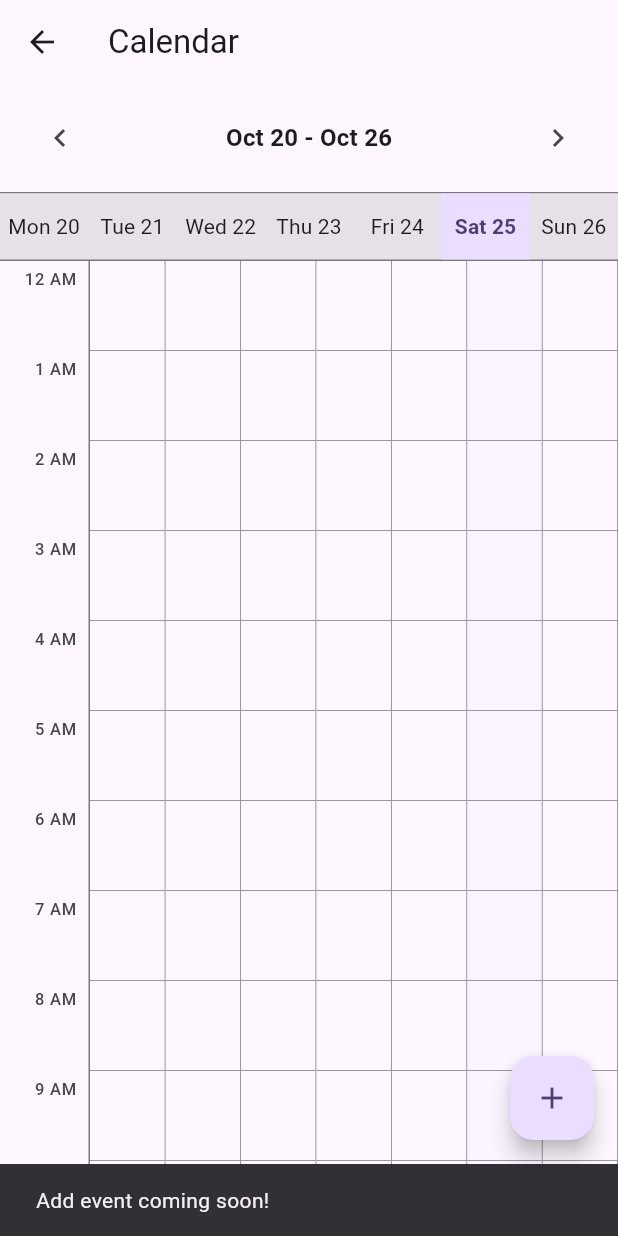
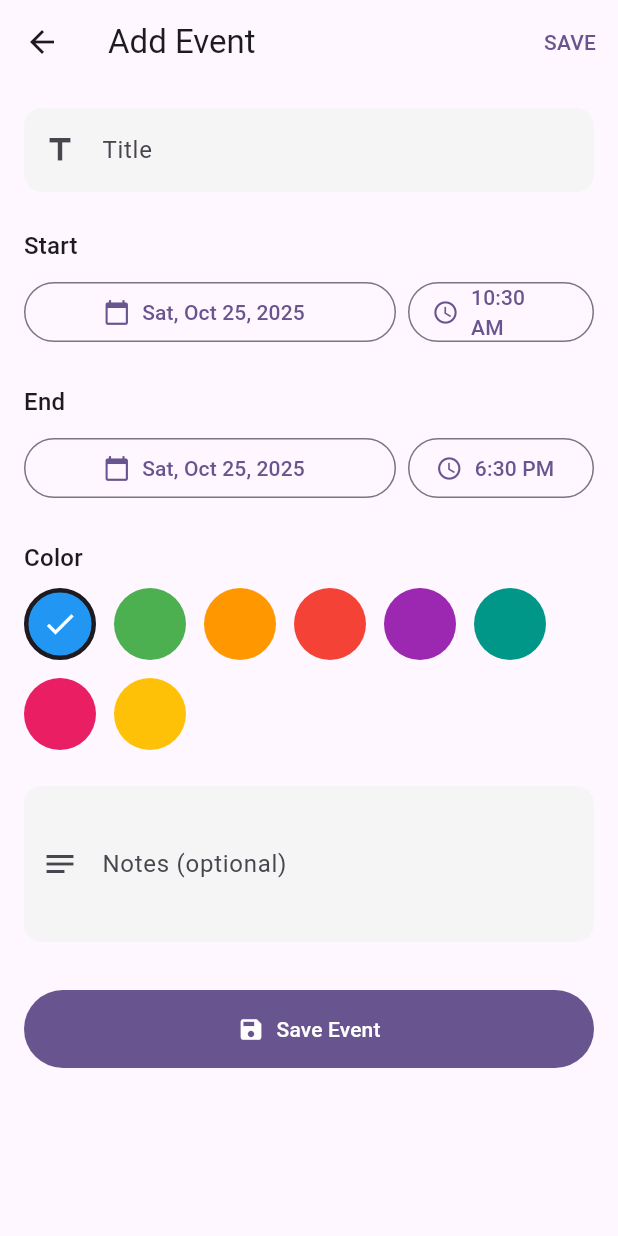
Before and after one commit to xlade5-del/shift_calendar, a Flutter app: the CalendarScreen screen opened directly, after a tap on the "add" icon, on a phone screen of 412 x 824 dp. Run offline on Flutter 3.47's test engine with Material 3 defaults, Android fonts, the phone set to English and light mode, and no system bars; our stand-ins replace cloud_firestore, firebase_auth, firebase_core, flutter_riverpod; accounts and stored records are empty.

Commit message:
Add manual event creation with real-time sync (Week 9-12)
Features implemented:
- Event CRUD operations in FirestoreService
- Event providers in Riverpod for state management
- AddEventScreen with comprehensive form (title, dates, times, color, notes)
- Calendar grid displays events as colored blocks with accurate positioning
- Tap events to view details in dialog
- Real-time sync across devices via Firestore streams
- Events visible to both user and partner
- Color-coded events with 8 predefined colors
- Date/time pickers for event start and end
- Form validation for required fields

Technical details:
- lib/services/firestore_service.dart: Added event CRUD methods
- lib/providers/event_provider.dart: Created event state notifier and stream providers
- lib/screens/event/add_event_screen.dart: Complete event creation UI
- lib/screens/calendar/calendar_screen.dart: Event rendering with Stack positioning
- lib/screens/home_screen.dart: Fixed FilledButton.tonalIcon syntax

Next: Test event creation and partner visibility

🤖 Generated with [Claude Code](https://claude.com/claude-code)

Co-Authored-By: Claude <noreply@anthropic.com>

```diff
--- a/lib/screens/calendar/calendar_screen.dart
+++ b/lib/screens/calendar/calendar_screen.dart
@@ -1,6 +1,9 @@
 import 'package:flutter/material.dart';
 import 'package:flutter_riverpod/flutter_riverpod.dart';
 import 'package:intl/intl.dart';
+import '../event/add_event_screen.dart';
+import '../../providers/event_provider.dart';
+import '../../models/event_model.dart';
 
 /// Calendar week view showing both partners' schedules
 class CalendarScreen extends ConsumerStatefulWidget {
@@ -54,6 +57,9 @@ class _CalendarScreenState extends ConsumerState<CalendarScreen> {
     final theme = Theme.of(context);
     final isCurrentWeek = _isCurrentWeek();
 
+    // Watch events for the current week
+    final eventsAsync = ref.watch(eventsStreamProvider(_weekStart));
+
     return Scaffold(
       appBar: AppBar(
         title: const Text('Calendar'),
@@ -75,16 +81,30 @@ class _CalendarScreenState extends ConsumerState<CalendarScreen> {
 
           // Calendar Grid
           Expanded(
-            child: _buildCalendarGrid(theme),
+            child: eventsAsync.when(
+              data: (events) => _buildCalendarGrid(theme, events),
+              loading: () => const Center(child: CircularProgressIndicator()),
+              error: (error, stack) => Center(
+                child: Text('Error loading events: $error'),
+              ),
+            ),
           ),
         ],
       ),
       floatingActionButton: FloatingActionButton(
-        onPressed: () {
-          // TODO: Navigate to add event screen
+        onPressed: () async {
+          final result = await Navigator.of(context).push(
+            MaterialPageRoute(
+              builder: (context) => AddEventScreen(initialDate: _selectedWeek),
+            ),
+          );
+
+          // If event was created successfully, show success message
+          if (result == true && mounted) {
             ScaffoldMessenger.of(context).showSnackBar(
-            const SnackBar(content: Text('Add event coming soon!')),
+              const SnackBar(content: Text('Event added to calendar!')),
             );
+          }
         },
         child: const Icon(Icons.add),
       ),
@@ -171,7 +191,7 @@ class _CalendarScreenState extends ConsumerState<CalendarScreen> {
   }
 
   /// Build calendar grid showing days and time slots
-  Widget _buildCalendarGrid(ThemeData theme) {
+  Widget _buildCalendarGrid(ThemeData theme, List<EventModel> events) {
     return SingleChildScrollView(
       child: Row(
         crossAxisAlignment: CrossAxisAlignment.start,
@@ -183,8 +203,15 @@ class _CalendarScreenState extends ConsumerState<CalendarScreen> {
           Expanded(
             child: Row(
               children: _weekDays.map((day) {
+                // Filter events for this specific day
+                final dayEvents = events.where((event) {
+                  return event.startTime.year == day.year &&
+                      event.startTime.month == day.month &&
+                      event.startTime.day == day.day;
+                }).toList();
+
                 return Expanded(
-                  child: _buildDayColumn(day, theme),
+                  child: _buildDayColumn(day, theme, dayEvents),
                 );
               }).toList(),
             ),
@@ -221,12 +248,14 @@ class _CalendarScreenState extends ConsumerState<CalendarScreen> {
     );
   }
 
-  /// Build a single day column
-  Widget _buildDayColumn(DateTime day, ThemeData theme) {
+  /// Build a single day column with events
+  Widget _buildDayColumn(DateTime day, ThemeData theme, List<EventModel> events) {
     final today = DateTime.now();
     final isToday = day.year == today.year &&
         day.month == today.month &&
         day.day == today.day;
+
+    const hourHeight = 60.0;
 
     return Container(
       decoration: BoxDecoration(
@@ -237,26 +266,100 @@ class _CalendarScreenState extends ConsumerState<CalendarScreen> {
           right: BorderSide(color: theme.dividerColor, width: 0.5),
         ),
       ),
-      child: Column(
+      child: Stack(
         children: [
-          // Hour rows
-          ...List.generate(24, (hour) {
+          // Background grid (hour rows)
+          Column(
+            children: List.generate(24, (hour) {
               return Container(
-              height: 60,
+                height: hourHeight,
                 decoration: BoxDecoration(
                   border: Border(
                     bottom: BorderSide(color: theme.dividerColor, width: 0.5),
                   ),
                 ),
-              child: Center(
-                child: hour == 12
-                    ? Text(
-                        'No events',
+              );
+            }),
+          ),
+
+          // Events overlay
+          ...events.map((event) {
+            // Calculate position and height based on start/end times
+            final startHour = event.startTime.hour + event.startTime.minute / 60.0;
+            final endHour = event.endTime.hour + event.endTime.minute / 60.0;
+            final top = startHour * hourHeight;
+            final height = (endHour - startHour) * hourHeight;
+
+            // Parse color from hex string
+            final colorValue = int.parse(event.color.replaceFirst('#', ''), radix: 16);
+            final eventColor = Color(0xFF000000 | colorValue);
+
+            return Positioned(
+              top: top,
+              left: 2,
+              right: 2,
+              height: height.clamp(20.0, double.infinity),
+              child: GestureDetector(
+                onTap: () {
+                  // TODO: Navigate to event details/edit screen
+                  showDialog(
+                    context: context,
+                    builder: (context) => AlertDialog(
+                      title: Text(event.title),
+                      content: Column(
+                        mainAxisSize: MainAxisSize.min,
+                        crossAxisAlignment: CrossAxisAlignment.start,
+                        children: [
+                          Text('Start: ${DateFormat('h:mm a').format(event.startTime)}'),
+                          Text('End: ${DateFormat('h:mm a').format(event.endTime)}'),
+                          if (event.notes != null) ...[
+                            const SizedBox(height: 8),
+                            Text('Notes: ${event.notes}'),
+                          ],
+                        ],
+                      ),
+                      actions: [
+                        TextButton(
+                          onPressed: () => Navigator.of(context).pop(),
+                          child: const Text('Close'),
+                        ),
+                      ],
+                    ),
+                  );
+                },
+                child: Container(
+                  decoration: BoxDecoration(
+                    color: eventColor.withOpacity(0.9),
+                    borderRadius: BorderRadius.circular(4),
+                    border: Border.all(color: eventColor, width: 1),
+                  ),
+                  padding: const EdgeInsets.all(4),
+                  child: Column(
+                    crossAxisAlignment: CrossAxisAlignment.start,
+                    mainAxisSize: MainAxisSize.min,
+                    children: [
+                      Text(
+                        event.title,
                         style: theme.textTheme.bodySmall?.copyWith(
-                          color: theme.colorScheme.onSurfaceVariant,
+                          color: Colors.white,
+                          fontWeight: FontWeight.bold,
                         ),
-                      )
-                    : null,
+                        maxLines: 1,
+                        overflow: TextOverflow.ellipsis,
+                      ),
+                      if (height > 30)
+                        Text(
+                          '${DateFormat('h:mm a').format(event.startTime)} - ${DateFormat('h:mm a').format(event.endTime)}',
+                          style: theme.textTheme.bodySmall?.copyWith(
+                            color: Colors.white70,
+                            fontSize: 10,
+                          ),
+                          maxLines: 1,
+                          overflow: TextOverflow.ellipsis,
+                        ),
+                    ],
+                  ),
+                ),
               ),
             );
           }),
--- /dev/null
+++ b/lib/screens/event/add_event_screen.dart
@@ -0,0 +1,325 @@
+import 'package:flutter/material.dart';
+import 'package:flutter_riverpod/flutter_riverpod.dart';
+import 'package:intl/intl.dart';
+import '../../models/event_model.dart';
+import '../../providers/event_provider.dart';
+import '../../providers/auth_provider.dart';
+
+/// Screen for creating a new calendar event/shift
+class AddEventScreen extends ConsumerStatefulWidget {
+  final DateTime? initialDate;
+
+  const AddEventScreen({super.key, this.initialDate});
+
+  @override
+  ConsumerState<AddEventScreen> createState() => _AddEventScreenState();
+}
+
+class _AddEventScreenState extends ConsumerState<AddEventScreen> {
+  final _formKey = GlobalKey<FormState>();
+  final _titleController = TextEditingController();
+  final _notesController = TextEditingController();
+
+  late DateTime _startDate;
+  late TimeOfDay _startTime;
+  late DateTime _endDate;
+  late TimeOfDay _endTime;
+  Color _selectedColor = Colors.blue;
+
+  // Predefined color options for shifts
+  final List<Color> _colorOptions = [
+    Colors.blue,
+    Colors.green,
+    Colors.orange,
+    Colors.red,
+    Colors.purple,
+    Colors.teal,
+    Colors.pink,
+    Colors.amber,
+  ];
+
+  @override
+  void initState() {
+    super.initState();
+
+    // Initialize with provided date or current time
+    final initialDateTime = widget.initialDate ?? DateTime.now();
+    _startDate = DateTime(initialDateTime.year, initialDateTime.month, initialDateTime.day);
+    _startTime = TimeOfDay.fromDateTime(initialDateTime);
+
+    // Default end time is 8 hours after start
+    final defaultEndDateTime = initialDateTime.add(const Duration(hours: 8));
+    _endDate = DateTime(defaultEndDateTime.year, defaultEndDateTime.month, defaultEndDateTime.day);
+    _endTime = TimeOfDay.fromDateTime(defaultEndDateTime);
+  }
+
+  @override
+  void dispose() {
+    _titleController.dispose();
+    _notesController.dispose();
+    super.dispose();
+  }
+
+  /// Combine date and time into a single DateTime
+  DateTime _combineDateTime(DateTime date, TimeOfDay time) {
+    return DateTime(date.year, date.month, date.day, time.hour, time.minute);
+  }
+
+  /// Show date picker
+  Future<void> _selectDate(BuildContext context, bool isStartDate) async {
+    final initialDate = isStartDate ? _startDate : _endDate;
+    final pickedDate = await showDatePicker(
+      context: context,
+      initialDate: initialDate,
+      firstDate: DateTime(2020),
+      lastDate: DateTime(2030),
+    );
+
+    if (pickedDate != null) {
+      setState(() {
+        if (isStartDate) {
+          _startDate = pickedDate;
+          // If start date is after end date, adjust end date
+          if (_combineDateTime(_startDate, _startTime)
+              .isAfter(_combineDateTime(_endDate, _endTime))) {
+            _endDate = pickedDate;
+          }
+        } else {
+          _endDate = pickedDate;
+        }
+      });
+    }
+  }
+
+  /// Show time picker
+  Future<void> _selectTime(BuildContext context, bool isStartTime) async {
+    final initialTime = isStartTime ? _startTime : _endTime;
+    final pickedTime = await showTimePicker(
+      context: context,
+      initialTime: initialTime,
+    );
+
+    if (pickedTime != null) {
+      setState(() {
+        if (isStartTime) {
+          _startTime = pickedTime;
+        } else {
+          _endTime = pickedTime;
+        }
+      });
+    }
+  }
+
+  /// Validate and save event
+  Future<void> _saveEvent() async {
+    if (!_formKey.currentState!.validate()) {
+      return;
+    }
+
+    final user = ref.read(currentFirebaseUserProvider);
+    if (user == null) {
+      if (mounted) {
+        ScaffoldMessenger.of(context).showSnackBar(
+          const SnackBar(content: Text('Error: User not authenticated')),
+        );
+      }
+      return;
+    }
+
+    // Combine date and time
+    final startDateTime = _combineDateTime(_startDate, _startTime);
+    final endDateTime = _combineDateTime(_endDate, _endTime);
+
+    // Validate times
+    if (endDateTime.isBefore(startDateTime) || endDateTime.isAtSameMomentAs(startDateTime)) {
+      if (mounted) {
+        ScaffoldMessenger.of(context).showSnackBar(
+          const SnackBar(content: Text('End time must be after start time')),
+        );
+      }
+      return;
+    }
+
+    // Create event model
+    final event = EventModel(
+      eventId: '', // Will be set by Firestore
+      userId: user.uid,
+      title: _titleController.text.trim(),
+      startTime: startDateTime,
+      endTime: endDateTime,
+      notes: _notesController.text.trim().isEmpty ? null : _notesController.text.trim(),
+      color: '#${_selectedColor.value.toRadixString(16).substring(2)}',
+      source: EventSource.manual,
+      createdAt: DateTime.now(),
+      updatedAt: DateTime.now(),
+    );
+
+    // Save event
+    final eventNotifier = ref.read(eventStateNotifierProvider.notifier);
+    final eventId = await eventNotifier.createEvent(event);
+
+    if (mounted) {
+      if (eventId != null) {
+        ScaffoldMessenger.of(context).showSnackBar(
+          const SnackBar(content: Text('Event created successfully!')),
+        );
+        Navigator.of(context).pop(true); // Return true to indicate success
+      } else {
+        ScaffoldMessenger.of(context).showSnackBar(
+          const SnackBar(content: Text('Failed to create event. Please try again.')),
+        );
+      }
+    }
+  }
+
+  @override
+  Widget build(BuildContext context) {
+    final theme = Theme.of(context);
+    final dateFormat = DateFormat('EEE, MMM d, yyyy');
+
+    return Scaffold(
+      appBar: AppBar(
+        title: const Text('Add Event'),
+        actions: [
+          TextButton(
+            onPressed: _saveEvent,
+            child: const Text('SAVE'),
+          ),
+        ],
+      ),
+      body: Form(
+        key: _formKey,
+        child: ListView(
+          padding: const EdgeInsets.all(16.0),
+          children: [
+            // Title field
+            TextFormField(
+              controller: _titleController,
+              decoration: const InputDecoration(
+                labelText: 'Title',
+                hintText: 'e.g., Morning Shift, Night Shift',
+                border: OutlineInputBorder(),
+                prefixIcon: Icon(Icons.title),
+              ),
+              textCapitalization: TextCapitalization.words,
+              validator: (value) {
+                if (value == null || value.trim().isEmpty) {
+                  return 'Please enter a title';
+                }
+                return null;
+              },
+            ),
+            const SizedBox(height: 24),
+
+            // Start Date & Time
+            Text('Start', style: theme.textTheme.titleMedium),
+            const SizedBox(height: 8),
+            Row(
+              children: [
+                Expanded(
+                  flex: 2,
+                  child: OutlinedButton.icon(
+                    onPressed: () => _selectDate(context, true),
+                    icon: const Icon(Icons.calendar_today),
+                    label: Text(dateFormat.format(_startDate)),
+                  ),
+                ),
+                const SizedBox(width: 8),
+                Expanded(
+                  child: OutlinedButton.icon(
+                    onPressed: () => _selectTime(context, true),
+                    icon: const Icon(Icons.access_time),
+                    label: Text(_startTime.format(context)),
+                  ),
+                ),
+              ],
+            ),
+            const SizedBox(height: 24),
+
+            // End Date & Time
+            Text('End', style: theme.textTheme.titleMedium),
+            const SizedBox(height: 8),
+            Row(
+              children: [
+                Expanded(
+                  flex: 2,
+                  child: OutlinedButton.icon(
+                    onPressed: () => _selectDate(context, false),
+                    icon: const Icon(Icons.calendar_today),
+                    label: Text(dateFormat.format(_endDate)),
+                  ),
+                ),
+                const SizedBox(width: 8),
+                Expanded(
+                  child: OutlinedButton.icon(
+                    onPressed: () => _selectTime(context, false),
+                    icon: const Icon(Icons.access_time),
+                    label: Text(_endTime.format(context)),
+                  ),
+                ),
+              ],
+            ),
+            const SizedBox(height: 24),
+
+            // Color picker
+            Text('Color', style: theme.textTheme.titleMedium),
+            const SizedBox(height: 8),
+            Wrap(
+              spacing: 12,
+              runSpacing: 12,
+              children: _colorOptions.map((color) {
+                final isSelected = _selectedColor == color;
+                return GestureDetector(
+                  onTap: () {
+                    setState(() {
+                      _selectedColor = color;
+                    });
+                  },
+                  child: Container(
+                    width: 48,
+                    height: 48,
+                    decoration: BoxDecoration(
+                      color: color,
+                      shape: BoxShape.circle,
+                      border: isSelected
+                          ? Border.all(color: theme.colorScheme.onSurface, width: 3)
+                          : null,
+                    ),
+                    child: isSelected
+                        ? Icon(Icons.check, color: Colors.white)
+                        : null,
+                  ),
+                );
+              }).toList(),
+            ),
+            const SizedBox(height: 24),
+
+            // Notes field
+            TextFormField(
+              controller: _notesController,
+              decoration: const InputDecoration(
+                labelText: 'Notes (optional)',
+                hintText: 'Add any additional details',
+                border: OutlineInputBorder(),
+                prefixIcon: Icon(Icons.notes),
+              ),
+              maxLines: 3,
+              textCapitalization: TextCapitalization.sentences,
+            ),
+            const SizedBox(height: 32),
+
+            // Save button
+            FilledButton.icon(
+              onPressed: _saveEvent,
+              icon: const Icon(Icons.save),
+              label: const Text('Save Event'),
+              style: FilledButton.styleFrom(
+                padding: const EdgeInsets.symmetric(vertical: 16),
+              ),
+            ),
+          ],
+        ),
+      ),
+    );
+  }
+}
--- a/lib/screens/home_screen.dart
+++ b/lib/screens/home_screen.dart
@@ -191,7 +191,7 @@ class HomeScreen extends ConsumerWidget {
                       const SizedBox(height: 12),
 
                       // View Calendar Button
-                      FilledButton.tonal.icon(
+                      FilledButton.tonalIcon(
                         onPressed: () {
                           Navigator.of(context).push(
                             MaterialPageRoute(
```
Also changed, not shown: lib/providers/event_provider.dart (added, +110 -0 lines), lib/services/firestore_service.dart (+161 -0 lines). Lines whose indentation alone changed are shown as unchanged.
